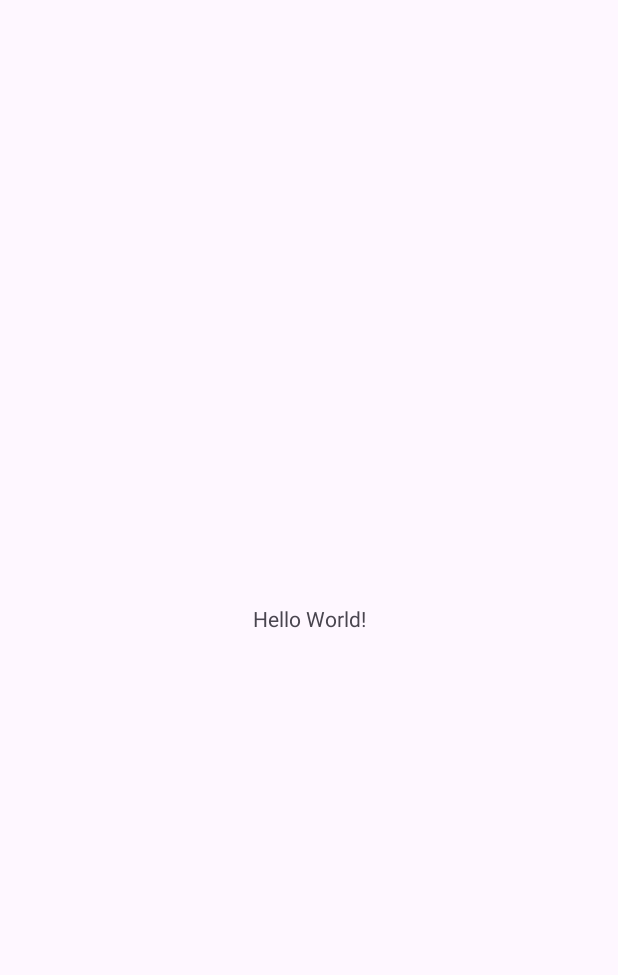
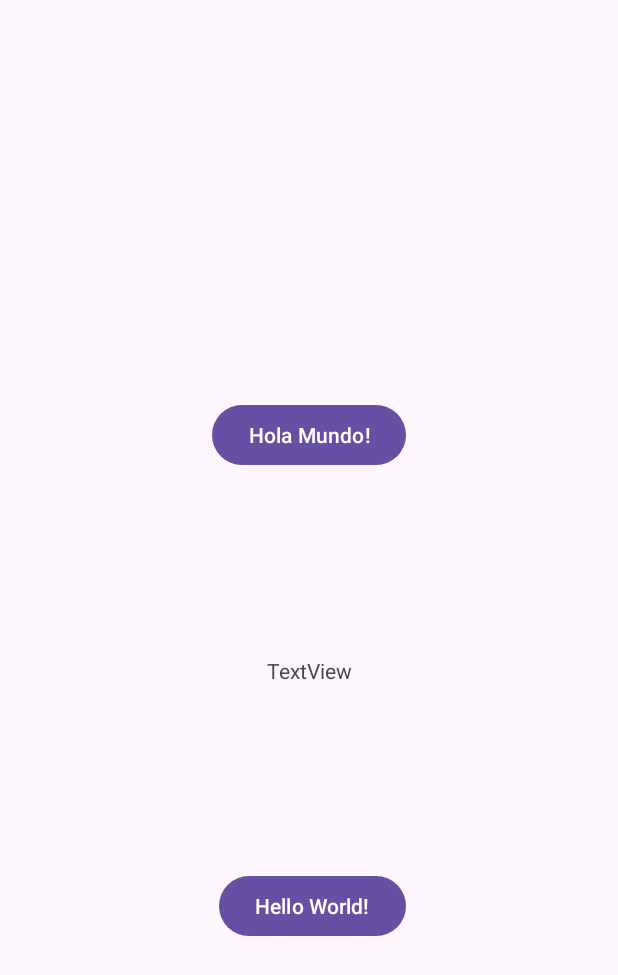
Before and after one commit to fGasparC/E1T1-PMDP, an Android app: the screen it shows after launch (MainActivity), on a phone screen of 412 x 824 dp. Before the commit the part shown is almost empty. Shown: the top 975 px of the screen. Run offline under Robolectric (Android 15) with nearby library versions, the phone set to English and light mode, and no system bars.

Commit message:
E1T1 Primer Commit

```diff
--- a/app/src/main/res/layout/activity_main.xml
+++ b/app/src/main/res/layout/activity_main.xml
@@ -7,13 +7,35 @@
     android:layout_height="match_parent"
     tools:context=".MainActivity">
 
-    <TextView
+    <Button
+        android:id="@+id/button"
         android:layout_width="wrap_content"
         android:layout_height="wrap_content"
-        android:text="Hello World!"
-        app:layout_constraintBottom_toBottomOf="parent"
+        android:text="Hola Mundo!"
+        app:layout_constraintBottom_toTopOf="@+id/button2"
         app:layout_constraintEnd_toEndOf="parent"
         app:layout_constraintStart_toStartOf="parent"
         app:layout_constraintTop_toTopOf="parent" />
 
+    <Button
+        android:id="@+id/button2"
+        android:layout_width="wrap_content"
+        android:layout_height="wrap_content"
+        android:layout_marginBottom="196dp"
+        android:text="Hello World!"
+        app:layout_constraintBottom_toBottomOf="parent"
+        app:layout_constraintEnd_toEndOf="parent"
+        app:layout_constraintHorizontal_bias="0.508"
+        app:layout_constraintStart_toStartOf="parent" />
+
+    <TextView
+        android:id="@+id/textView2"
+        android:layout_width="wrap_content"
+        android:layout_height="wrap_content"
+        android:text="TextView"
+        app:layout_constraintBottom_toTopOf="@+id/button2"
+        app:layout_constraintEnd_toEndOf="parent"
+        app:layout_constraintStart_toStartOf="parent"
+        app:layout_constraintTop_toBottomOf="@+id/button" />
+
 </androidx.constraintlayout.widget.ConstraintLayout>
```
Also changed, not shown: gradle/wrapper/gradle-wrapper.properties.
